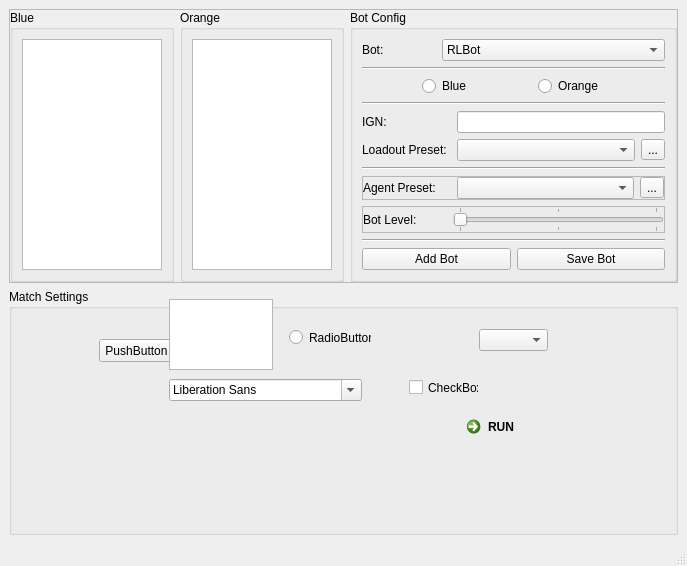
Before: the Qt Designer form RLBotFramework/gui/qt_gui/qt_gui.ui in RLBot/RLBot, drawn with Qt 5.
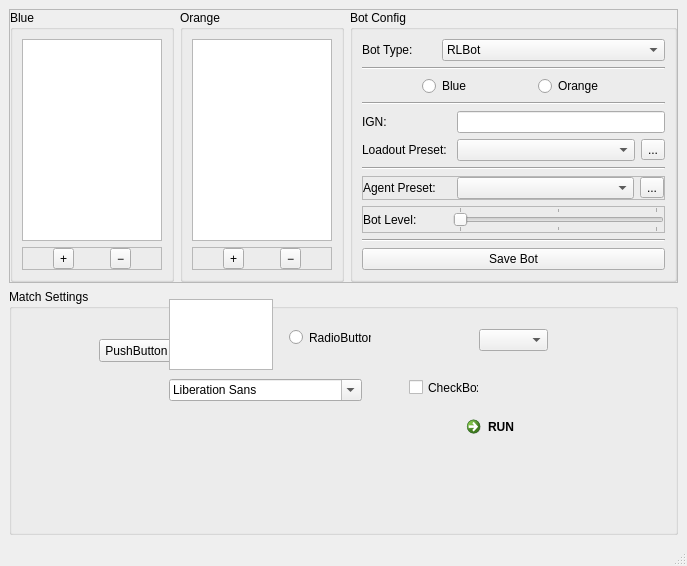
After: the same form once the commit is applied.

What changed in the file:
```diff
--- a/RLBotFramework/gui/qt_gui/qt_gui.ui
+++ b/RLBotFramework/gui/qt_gui/qt_gui.ui
@@ -55,7 +55,55 @@
          </property>
          <layout class="QVBoxLayout" name="verticalLayout">
           <item>
-           <widget class="QListWidget" name="blue_listwidget"/>
+           <widget class="QListWidget" name="blue_listwidget">
+            <property name="dragDropMode">
+             <enum>QAbstractItemView::DragDrop</enum>
+            </property>
+            <property name="defaultDropAction">
+             <enum>Qt::MoveAction</enum>
+            </property>
+           </widget>
+          </item>
+          <item>
+           <widget class="QFrame" name="frame_4">
+            <property name="frameShape">
+             <enum>QFrame::StyledPanel</enum>
+            </property>
+            <property name="frameShadow">
+             <enum>QFrame::Raised</enum>
+            </property>
+            <layout class="QHBoxLayout" name="horizontalLayout_7">
+             <property name="leftMargin">
+              <number>0</number>
+             </property>
+             <property name="topMargin">
+              <number>0</number>
+             </property>
+             <property name="rightMargin">
+              <number>0</number>
+             </property>
+             <property name="bottomMargin">
+              <number>0</number>
+             </property>
+             <item>
+              <widget class="QToolButton" name="blue_plus_toolbutton">
+               <property name="text">
+                <string>+</string>
+               </property>
+              </widget>
+             </item>
+             <item>
+              <widget class="QToolButton" name="blue_minus_toolbutton">
+               <property name="text">
+                <string>−</string>
+               </property>
+               <property name="popupMode">
+                <enum>QToolButton::DelayedPopup</enum>
+               </property>
+              </widget>
+             </item>
+            </layout>
+           </widget>
           </item>
          </layout>
         </widget>
@@ -79,7 +127,52 @@
          </property>
          <layout class="QVBoxLayout" name="verticalLayout_2">
           <item>
-           <widget class="QListWidget" name="orange_listwidget"/>
+           <widget class="QListWidget" name="orange_listwidget">
+            <property name="dragDropMode">
+             <enum>QAbstractItemView::DragDrop</enum>
+            </property>
+            <property name="defaultDropAction">
+             <enum>Qt::MoveAction</enum>
+            </property>
+           </widget>
+          </item>
+          <item>
+           <widget class="QFrame" name="frame_5">
+            <property name="frameShape">
+             <enum>QFrame::StyledPanel</enum>
+            </property>
+            <property name="frameShadow">
+             <enum>QFrame::Raised</enum>
+            </property>
+            <layout class="QHBoxLayout" name="horizontalLayout_8">
+             <property name="leftMargin">
+              <number>0</number>
+             </property>
+             <property name="topMargin">
+              <number>0</number>
+             </property>
+             <property name="rightMargin">
+              <number>0</number>
+             </property>
+             <property name="bottomMargin">
+              <number>0</number>
+             </property>
+             <item>
+              <widget class="QToolButton" name="orange_plus_toolbutton">
+               <property name="text">
+                <string>+</string>
+               </property>
+              </widget>
+             </item>
+             <item>
+              <widget class="QToolButton" name="orange_minus_toolbutton">
+               <property name="text">
+                <string>−</string>
+               </property>
+              </widget>
+             </item>
+            </layout>
+           </widget>
           </item>
          </layout>
         </widget>
@@ -117,7 +210,7 @@
              <item>
               <widget class="QLabel" name="label">
                <property name="text">
-                <string>Bot:</string>
+                <string>Bot Type:</string>
                </property>
               </widget>
              </item>
@@ -339,7 +432,13 @@
            </widget>
           </item>
           <item>
-           <widget class="QFrame" name="frame_4">
+           <widget class="QFrame" name="psyonix_bot_frame">
+            <property name="sizePolicy">
+             <sizepolicy hsizetype="Preferred" vsizetype="Fixed">
+              <horstretch>0</horstretch>
+              <verstretch>0</verstretch>
+             </sizepolicy>
+            </property>
             <property name="frameShape">
              <enum>QFrame::StyledPanel</enum>
             </property>
@@ -417,14 +516,7 @@
               <number>0</number>
              </property>
              <item>
-              <widget class="QPushButton" name="add_bot_pushbutton">
-               <property name="text">
-                <string>Add Bot</string>
-               </property>
-              </widget>
-             </item>
-             <item>
-              <widget class="QPushButton" name="pushButton_2">
+              <widget class="QPushButton" name="save_bot_pushbutton">
                <property name="text">
                 <string>Save Bot</string>
                </property>
```
Left out of the diff: 27 changed lines with no effect on the pictures.
